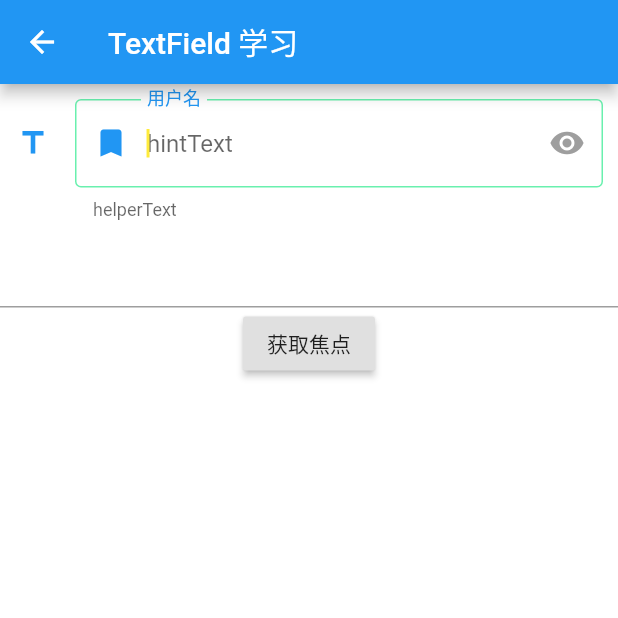
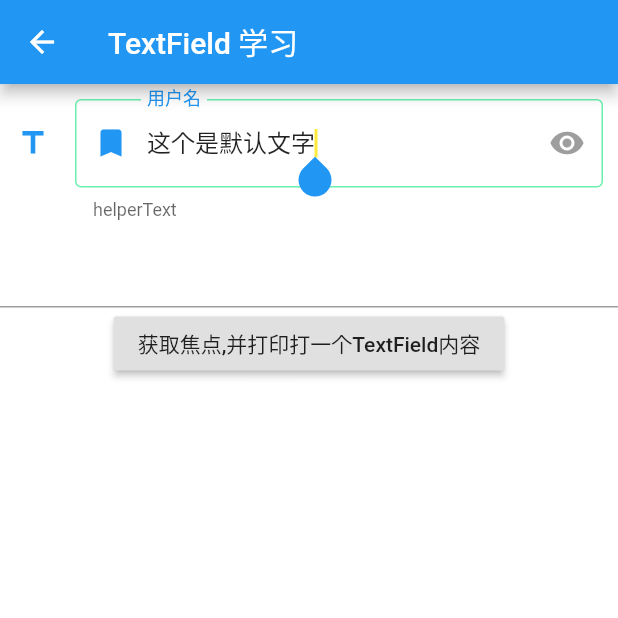
Before and after one commit to tsm19911014/tsm_flutter, a Flutter app: the TsmTextFieldPage screen opened by its route, on a phone screen of 412 x 824 dp, the top half of it. Run offline on Flutter 3.47's test engine with Material 2 defaults, Android fonts, the phone set to English and light mode, and no system bars; our stand-ins replace flutter_html.

Commit message:
TextField  学习

```diff
--- a/lib/tsm_page/TsmTextField.dart
+++ b/lib/tsm_page/TsmTextField.dart
@@ -9,33 +9,34 @@ class TsmTextFieldPage extends StatefulWidget {
 }
 
 class _TsmTextFieldPageState extends State<TsmTextFieldPage> {
+  ///默认文本和获取文本框内容的
   TextEditingController _mController;
 
+
+  ///协助获取焦点
   FocusNode _mFocusNode;
 
+  /// error text  不为null时 显示 errorborder
   String _errorText;
-
+  /// 是否明文
   bool isSHow = false;
 
   @override
   void initState() {
     super.initState();
-    _mController = TextEditingController();
+    _mController = TextEditingController(text:'这个是默认文字');
     _mFocusNode = FocusNode();
     _mFocusNode.addListener(() {
-      printString(_mFocusNode.hasFocus);
+      printString('has Focus:${_mFocusNode.hasFocus}');
     });
   }
 
   void initTextField() {}
 
-  /// 给予焦点,并改变眼睛
+  /// 给予焦点
   void _getFocus() {
     FocusScope.of(context).requestFocus(_mFocusNode);
-    setState(() {
-      isSHow = !isSHow;
-      printString(isSHow);
-    });
+    printString(_mController.text);
   }
 
   @override
@@ -54,6 +55,7 @@ class _TsmTextFieldPageState extends State<TsmTextFieldPage> {
             Container(
               margin: const EdgeInsets.all(10),
               child: TextField(
+
                 controller: _mController,
 
                 ///用于帮助获取焦点
@@ -78,6 +80,7 @@ class _TsmTextFieldPageState extends State<TsmTextFieldPage> {
                 decoration: InputDecoration(
                   ///左侧图片,在输入框外部
                   icon: Icon(Icons.title),
+
 
                   /// 标题
                   labelText: '用户名',
@@ -104,8 +107,16 @@ class _TsmTextFieldPageState extends State<TsmTextFieldPage> {
 //                  prefix: Icon(Icons.book),
 
                   ///后缀  始终显示,获取焦点后变换颜色
-                  suffixIcon: Icon(Icons.remove_red_eye,
-                      color: isSHow ? Colors.blueAccent : Colors.grey),
+                  suffixIcon: GestureDetector(
+                    child: Icon(Icons.remove_red_eye,
+                        color: isSHow ? Colors.blueAccent : Colors.grey),
+                    onTap: () {
+                      setState(() {
+                        isSHow = !isSHow;
+                        printString(isSHow);
+                      });
+                    },
+                  ),
 
 //                  ///  后缀  获取焦点后显示
 //                  suffix: Icon(Icons.cancel),
@@ -124,7 +135,6 @@ class _TsmTextFieldPageState extends State<TsmTextFieldPage> {
                   disabledBorder: OutlineInputBorder(
                     borderSide: BorderSide(color: Colors.blueAccent),
                   ),
-
 
                   /// 可以编辑的时候的边框
                   enabledBorder: OutlineInputBorder(
@@ -172,7 +182,7 @@ class _TsmTextFieldPageState extends State<TsmTextFieldPage> {
               child: TextField(),
             ),
             RaisedButton(
-              child: Text("获取焦点"),
+              child: Text("获取焦点,并打印打一个TextField内容"),
               onPressed: _getFocus,
             )
           ],
```
